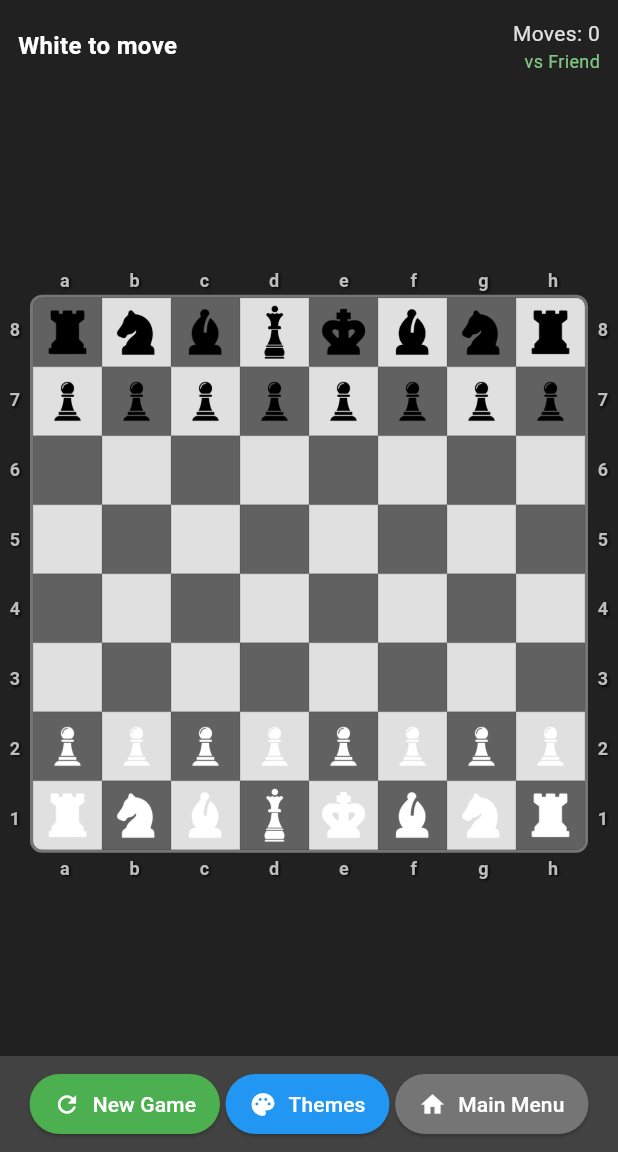
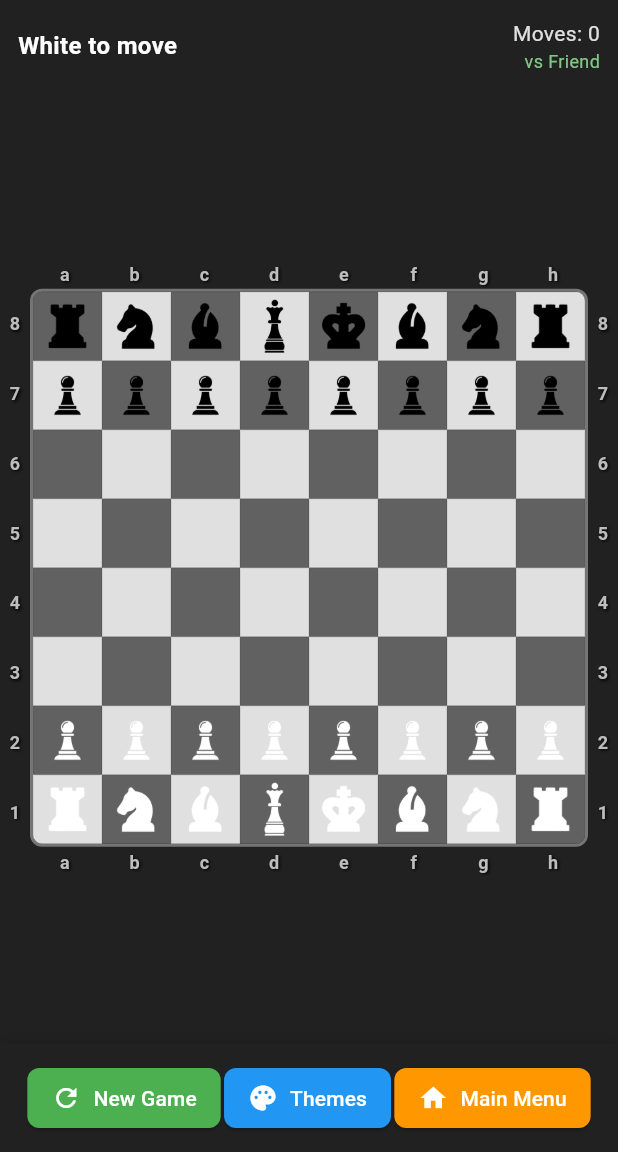
Before and after one commit to Suyog0-0/Chess, a Flutter app: the GameBoard screen opened directly, on a phone screen of 412 x 824 dp, the part 84-1236 px from its top. Run offline on Flutter 3.47's test engine with Material 3 defaults, Android fonts, the phone set to English and light mode, and no system bars; our stand-ins replace audioplayers, confetti, shared_preferences; accounts and stored records are empty; Roboto replaces fonts that are missing (ChessFont).

Commit message:
Made the bottom bar UI better

```diff
--- a/lib/game_board.dart
+++ b/lib/game_board.dart
@@ -809,6 +809,28 @@ class _GameBoardState extends State<GameBoard> {
       ],
     );
   }
+
+  Widget _buildActionButton({
+    required IconData icon,
+    required String label,
+    required Color color,
+    required VoidCallback onPressed,
+  }) {
+    return ElevatedButton.icon(
+      onPressed: onPressed,
+      icon: Icon(icon, size: 20),
+      label: Text(label, style: const TextStyle(fontSize: 14)),
+      style: ElevatedButton.styleFrom(
+        backgroundColor: color,
+        foregroundColor: Colors.white,
+        padding: const EdgeInsets.symmetric(horizontal: 16, vertical: 10),
+        shape: RoundedRectangleBorder(borderRadius: BorderRadius.circular(8)),
+      ),
+    );
+  }
+
+
+
 
   void _showWinDialog() {
     _confettiController.play();
@@ -1384,6 +1406,8 @@ class _GameBoardState extends State<GameBoard> {
               ),
 
 
+
+
               // Chess board with coordinates
               Expanded(
                 child: LayoutBuilder(                       // ← NEW
@@ -1542,6 +1566,8 @@ class _GameBoardState extends State<GameBoard> {
 
 
 
+
+
               // Black pieces taken
               SizedBox(
                 height: 30,
@@ -1557,60 +1583,59 @@ class _GameBoardState extends State<GameBoard> {
                 ),
               ),
 
+
+
+
+
               // Bottom action bar
+// Bottom action bar
               Container(
-                padding:
-                    const EdgeInsets.symmetric(vertical: 8, horizontal: 16),
+                padding: const EdgeInsets.symmetric(vertical: 12, horizontal: 16),
                 decoration: BoxDecoration(
-                  color: isDarkMode ? Colors.grey[800] : Colors.white,
+                  color: isDarkMode ? Colors.grey[900] : Colors.grey[100],
+                  boxShadow: [
+                    BoxShadow(
+                      color: Colors.black.withOpacity(0.1),
+                      blurRadius: 8,
+                      offset: const Offset(0, -2),
+                    ),
+                  ],
                 ),
                 child: Row(
                   mainAxisAlignment: MainAxisAlignment.spaceEvenly,
                   children: [
-                    ElevatedButton.icon(
+                    _buildActionButton(
+                      icon: Icons.refresh,
+                      label: 'New Game',
+                      color: Colors.green,
                       onPressed: _showNewGameDialog,
-                      icon: const Icon(Icons.refresh),
-                      label: const Text('New Game'),
-                      style: ElevatedButton.styleFrom(
-                        backgroundColor: Colors.green,
-                        foregroundColor: Colors.white,
-                        padding: const EdgeInsets.symmetric(
-                            horizontal: 16, vertical: 8),
-                      ),
                     ),
-                    ElevatedButton.icon(
+                    _buildActionButton(
+                      icon: Icons.palette,
+                      label: 'Themes',
+                      color: Colors.blue,
                       onPressed: _showThemeDialog,
-                      icon: const Icon(Icons.palette),
-                      label: const Text('Themes'),
-                      style: ElevatedButton.styleFrom(
-                        backgroundColor: Colors.blue,
-                        foregroundColor: Colors.white,
-                        padding: const EdgeInsets.symmetric(
-                            horizontal: 16, vertical: 8),
-                      ),
                     ),
-                    ElevatedButton.icon(
+                    _buildActionButton(
+                      icon: Icons.home,
+                      label: 'Main Menu',
+                      color: Colors.orange,
                       onPressed: () {
                         Navigator.pushAndRemoveUntil(
                           context,
-                          MaterialPageRoute(
-                              builder: (context) => const LoginScreen()),
-                          (route) => false,
+                          MaterialPageRoute(builder: (context) => const LoginScreen()),
+                              (route) => false,
                         );
                       },
-                      icon: const Icon(Icons.home),
-                      label: const Text('Main Menu'),
-                      style: ElevatedButton.styleFrom(
-                        backgroundColor:
-                            isDarkMode ? Colors.grey[600] : Colors.grey[400],
-                        foregroundColor: Colors.white,
-                        padding: const EdgeInsets.symmetric(
-                            horizontal: 16, vertical: 8),
-                      ),
                     ),
                   ],
                 ),
               ),
+
+
+
+
+
             ],
           ),
         ],
```
